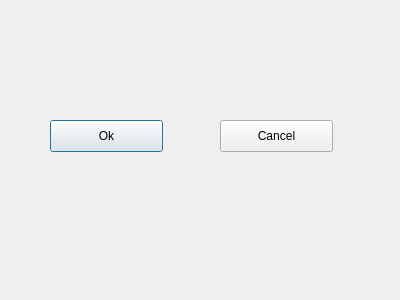
Before: the Qt Designer form npersonnel.ui in mariamko25/ProjetQT, drawn with Qt 5.
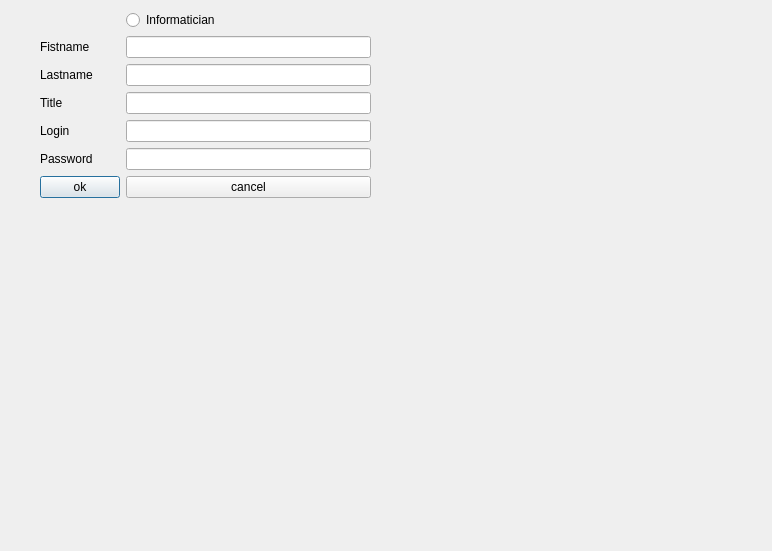
After: the same form once the commit is applied.

Patch:
```diff
--- a/npersonnel.ui
+++ b/npersonnel.ui
@@ -6,38 +6,109 @@
    <rect>
     <x>0</x>
     <y>0</y>
-    <width>400</width>
-    <height>300</height>
+    <width>772</width>
+    <height>551</height>
    </rect>
   </property>
   <property name="windowTitle">
    <string>Dialog</string>
   </property>
-  <widget class="QPushButton" name="Ok">
+  <widget class="QWidget" name="formLayoutWidget">
    <property name="geometry">
     <rect>
-     <x>50</x>
-     <y>120</y>
-     <width>113</width>
-     <height>32</height>
+     <x>40</x>
+     <y>10</y>
+     <width>331</width>
+     <height>300</height>
     </rect>
    </property>
-   <property name="text">
-    <string>Ok</string>
-   </property>
-  </widget>
-  <widget class="QPushButton" name="Cancel">
-   <property name="geometry">
-    <rect>
-     <x>220</x>
-     <y>120</y>
-     <width>113</width>
-     <height>32</height>
-    </rect>
-   </property>
-   <property name="text">
-    <string>Cancel</string>
-   </property>
+   <layout class="QFormLayout" name="formLayout">
+    <item row="2" column="1">
+     <widget class="QRadioButton" name="radioButton">
+      <property name="enabled">
+       <bool>true</bool>
+      </property>
+      <property name="text">
+       <string>Informatician</string>
+      </property>
+     </widget>
+    </item>
+    <item row="6" column="0">
+     <widget class="QLabel" name="label">
+      <property name="text">
+       <string>Fistname</string>
+      </property>
+     </widget>
+    </item>
+    <item row="6" column="1">
+     <widget class="QLineEdit" name="LE_Firstname"/>
+    </item>
+    <item row="7" column="0">
+     <widget class="QLabel" name="label_3">
+      <property name="text">
+       <string>Lastname</string>
+      </property>
+     </widget>
+    </item>
+    <item row="7" column="1">
+     <widget class="QLineEdit" name="LE_Lastname">
+      <property name="enabled">
+       <bool>true</bool>
+      </property>
+     </widget>
+    </item>
+    <item row="8" column="0">
+     <widget class="QLabel" name="label_2">
+      <property name="text">
+       <string>Title</string>
+      </property>
+     </widget>
+    </item>
+    <item row="8" column="1">
+     <widget class="QLineEdit" name="le8tITLE"/>
+    </item>
+    <item row="9" column="0">
+     <widget class="QLabel" name="label_5">
+      <property name="text">
+       <string>Login</string>
+      </property>
+     </widget>
+    </item>
+    <item row="9" column="1">
+     <widget class="QLineEdit" name="LE_Login">
+      <property name="enabled">
+       <bool>true</bool>
+      </property>
+     </widget>
+    </item>
+    <item row="11" column="0">
+     <widget class="QLabel" name="label_6">
+      <property name="text">
+       <string>Password</string>
+      </property>
+     </widget>
+    </item>
+    <item row="11" column="1">
+     <widget class="QLineEdit" name="LE_Password"/>
+    </item>
+    <item row="13" column="0">
+     <widget class="QPushButton" name="pushButton_2">
+      <property name="enabled">
+       <bool>true</bool>
+      </property>
+      <property name="text">
+       <string>ok</string>
+      </property>
+     </widget>
+    </item>
+    <item row="13" column="1">
+     <widget class="QPushButton" name="pushButton">
+      <property name="text">
+       <string>cancel</string>
+      </property>
+     </widget>
+    </item>
+   </layout>
   </widget>
  </widget>
  <resources/>
```
